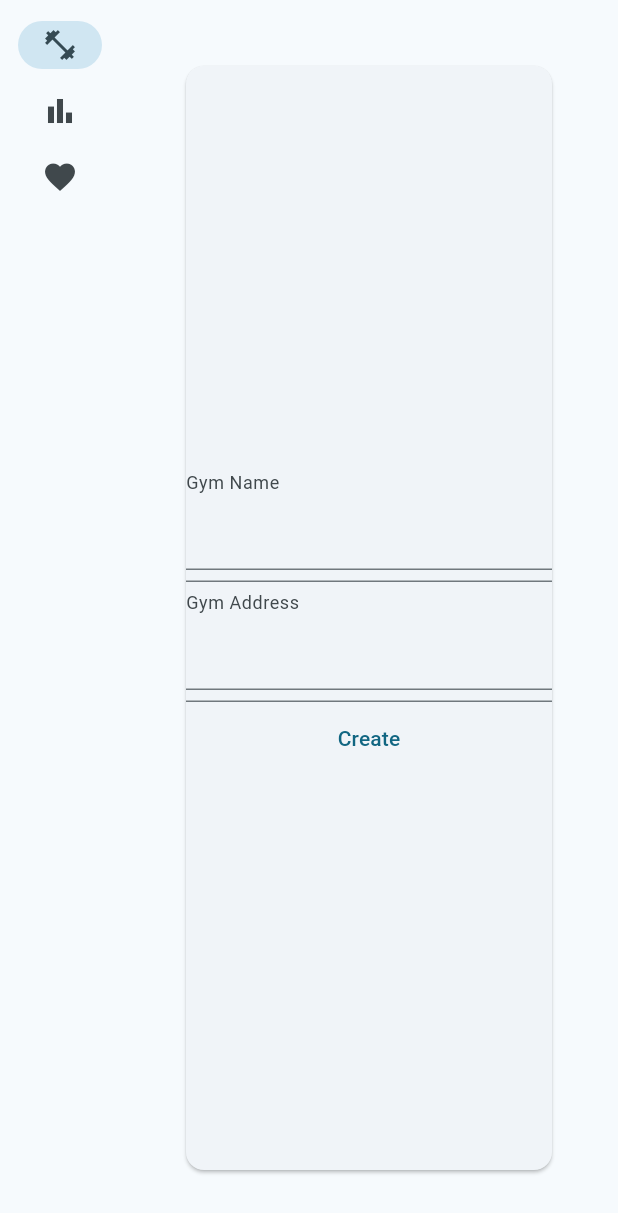
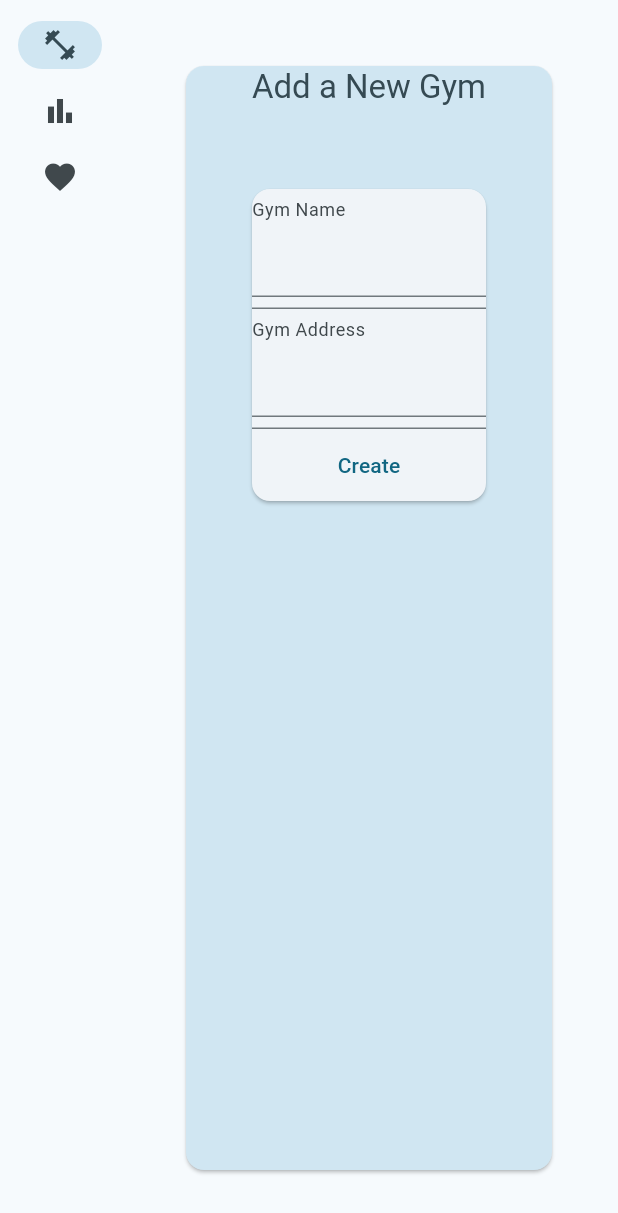
Before and after one commit to garcia5/climb, a Flutter app: the screen it shows after launch, on a phone screen of 412 x 824 dp. Shown: the top 1213 px of the screen. Run offline on Flutter 3.47's test engine with Material 2 defaults, Android fonts, the phone set to English and light mode, and no system bars; our stand-ins replace sqflite; accounts and stored records are empty.

Commit message:
feat(gym): delete gym
- delete gym functionality
- better add gym ux

```diff
--- a/lib/state/gym_state.dart
+++ b/lib/state/gym_state.dart
@@ -11,7 +11,7 @@ class GymState extends ChangeNotifier {
   }
 
   Future<void> updateGym(Gym gym) async {
-    gym.save();
+    await gym.save();
     await getGyms();
   }
 
@@ -19,4 +19,9 @@ class GymState extends ChangeNotifier {
     await Gym.create(name, address);
     await getGyms();
   }
+
+  Future<void> deleteGym(Gym gym) async {
+    await gym.delete();
+    await getGyms();
+  }
 }
--- a/lib/views/Gym/components/create_gym.dart
+++ b/lib/views/Gym/components/create_gym.dart
@@ -3,7 +3,9 @@ import 'package:climb/state/gym_state.dart';
 import 'package:provider/provider.dart';
 
 class CreateGym extends StatefulWidget {
-  const CreateGym({super.key});
+  const CreateGym({super.key, this.expanded});
+
+  final bool? expanded;
 
   @override
   State<CreateGym> createState() => _CreateGymState();
@@ -12,6 +14,13 @@ class CreateGym extends StatefulWidget {
 class _CreateGymState extends State<CreateGym> {
   String name = '';
   String? address;
+  late bool expanded;
+
+  @override
+  void initState() {
+    super.initState();
+    expanded = (widget.expanded != null && widget.expanded!);
+  }
 
   final _nameController = TextEditingController();
   final _addressController = TextEditingController();
@@ -21,11 +30,20 @@ class _CreateGymState extends State<CreateGym> {
     address = null;
     _nameController.clear();
     _addressController.clear();
+    expanded = false;
   }
 
   @override
   Widget build(BuildContext context) {
     var gymState = context.watch<GymState>();
+    if (!expanded) {
+      return IconButton(
+        icon: const Icon(Icons.add),
+        onPressed: () {
+          expanded = true;
+        },
+      );
+    }
     return Padding(
       padding: const EdgeInsets.all(40.0),
       child: Center(
--- a/lib/views/Gym/components/gym_card_list.dart
+++ b/lib/views/Gym/components/gym_card_list.dart
@@ -1,6 +1,7 @@
 import 'package:climb/models/gym.dart';
 import 'package:climb/state/gym_state.dart';
 import 'package:climb/views/Gym/components/create_gym.dart';
+import 'package:climb/views/Gym/no_gyms.dart';
 import 'package:flutter/material.dart';
 import 'package:provider/provider.dart';
 
@@ -25,7 +26,7 @@ class _GymListState extends State<GymList> {
     return FutureBuilder<void>(
       future: gymState.getGyms(),
       builder: (BuildContext context, AsyncSnapshot<void> snapshot) {
-        if (gymState.gyms.isEmpty) return const CreateGym();
+        if (gymState.gyms.isEmpty) return NoGymsView();
         return Column(
           mainAxisSize: MainAxisSize.min,
           mainAxisAlignment: MainAxisAlignment.center,
@@ -40,7 +41,7 @@ class _GymListState extends State<GymList> {
               ),
             ),
             const SizedBox(height: 10),
-            const CreateGym(),
+            CreateGym(),
           ],
         );
       },
--- /dev/null
+++ b/lib/views/Gym/no_gyms.dart
@@ -0,0 +1,24 @@
+import 'package:climb/views/Gym/components/create_gym.dart';
+import 'package:flutter/material.dart';
+
+class NoGymsView extends StatelessWidget {
+  @override
+  Widget build(BuildContext context) {
+    final theme = Theme.of(context);
+    final titleTextStyle = theme.textTheme.titleLarge!
+        .copyWith(color: theme.colorScheme.onSecondaryContainer);
+    return Padding(
+      padding: const EdgeInsets.all(40.0),
+      child: Card(
+        color: theme.colorScheme.secondaryContainer,
+        child: Column(
+          children: [
+            Text('Add a New Gym', style: titleTextStyle),
+            const SizedBox(height: 10),
+            const CreateGym(expanded: true),
+          ],
+        ),
+      ),
+    );
+  }
+}
```
Also changed, not shown: lib/models/gym.dart (+6 -1 lines), lib/views/Gym/components/gym_card.dart (+8 -5 lines).
